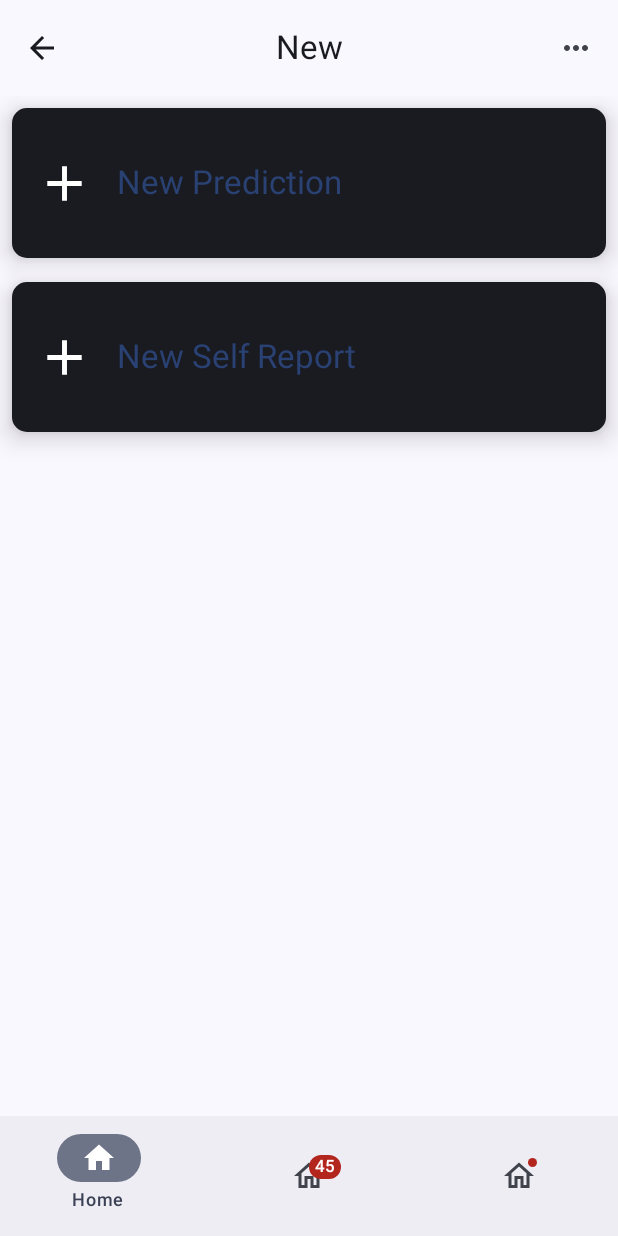
After one commit to SharonWendoh/SCDPredict, an Android app built with Jetpack Compose: the composable AddScreen shown on its own in the app's theme, on a phone screen of 412 x 824 dp. The commit adds this screen. Run offline under Robolectric (Android 15) with nearby library versions, the light colour scheme and no system bars.

Commit message:
Added AddScreen

```diff
--- a/app/build.gradle
+++ b/app/build.gradle
@@ -66,6 +66,9 @@ dependencies {
     debugImplementation 'androidx.compose.ui:ui-tooling'
     debugImplementation 'androidx.compose.ui:ui-test-manifest'
 
+    //viewModel
+    implementation "androidx.lifecycle:lifecycle-viewmodel-compose:2.6.2"
+
     //navigation
     implementation("androidx.navigation:navigation-compose:2.5.3")
 
--- a/app/src/main/java/com/example/scdpredict/Components/AppBars.kt
+++ b/app/src/main/java/com/example/scdpredict/Components/AppBars.kt
@@ -10,6 +10,7 @@ import androidx.compose.material.icons.filled.Home
 import androidx.compose.material.icons.outlined.Home
 import androidx.compose.material3.Badge
 import androidx.compose.material3.BadgedBox
+import androidx.compose.material3.CenterAlignedTopAppBar
 import androidx.compose.material3.ExperimentalMaterial3Api
 import androidx.compose.material3.Icon
 import androidx.compose.material3.IconButton
@@ -36,6 +37,8 @@ import androidx.navigation.NavController
 import com.example.scdpredict.R
 import com.example.scdpredict.dataClasses.BottomNavigationItems
 import com.example.scdpredict.ui.theme.SCDPredictTheme
+import androidx.lifecycle.viewmodel.compose.viewModel
+import com.example.scdpredict.viewmodels.BottomAppBarViewModel
 import com.google.android.material.bottomappbar.BottomAppBar
 
 @OptIn(ExperimentalMaterial3Api::class)
@@ -69,6 +72,37 @@ fun TopAppBar(
         scrollBehavior = scrollBehavior
         )
 }
+
+@OptIn(ExperimentalMaterial3Api::class)
+@Composable
+fun BackNavigateTopAppBar(
+    title : String
+){
+    CenterAlignedTopAppBar(
+        title = {
+            Text(text = title)
+        },
+        navigationIcon = {
+            IconButton(
+                onClick = {}) {
+                Icon(painter = painterResource(
+                    id = R.drawable.backarrow) ,
+                    contentDescription = "")
+            }
+        },
+        actions = {
+            IconButton(onClick = { /* do something */ }) {
+                Icon(
+                    painter = painterResource(
+                        id = R.drawable.more
+                    ),
+                    contentDescription = ""
+                )
+            }
+        }
+    )
+}
+
 @OptIn(ExperimentalMaterial3Api::class)
 @Composable
 fun BottomAppBar(
@@ -96,6 +130,7 @@ fun BottomAppBar(
         hasNews = true,
         )
     )
+    //val viewModel: BottomAppBarViewModel = rememberViewModel()
     var selectedItemIndex by rememberSaveable {
         mutableStateOf(0)
     }
@@ -141,6 +176,15 @@ fun BottomAppBarPreview(){
         )
     }
 }
+
+@Preview
+@Composable
+fun BackNavigateTopAppBarPreview(){
+    SCDPredictTheme {
+        BackNavigateTopAppBar(title = "New")
+    }
+}
+
 @OptIn(ExperimentalMaterial3Api::class)
 @Preview
 @Composable
--- a/app/src/main/java/com/example/scdpredict/Components/CardViews.kt
+++ b/app/src/main/java/com/example/scdpredict/Components/CardViews.kt
@@ -27,6 +27,50 @@ import androidx.compose.ui.unit.dp
 import com.example.scdpredict.R
 import com.example.scdpredict.ui.theme.SCDPredictTheme
 
+@Composable
+fun SimpleCardView(
+    icon: Painter,
+    text: String
+){
+    Card (
+        modifier = Modifier
+            .padding(8.dp)
+            .fillMaxWidth()
+            .height(100.dp),
+        shape = RoundedCornerShape(10.dp),
+        colors = CardDefaults.cardColors(
+            containerColor = MaterialTheme.colorScheme.onBackground
+        ),
+        elevation = CardDefaults.cardElevation(
+            defaultElevation = 10.dp,
+        ),
+        border = null
+    ){
+        Row (
+            modifier = Modifier
+                .clickable(onClick = {})
+                .fillMaxSize(),
+            verticalAlignment = Alignment.CenterVertically
+        ) {
+            Column {
+                Image(
+                    painter = icon,
+                    contentDescription = "" ,
+                    modifier = Modifier
+                        .size(70.dp)
+                        .padding(15.dp, 0.dp)
+                    // .align(Alignment.CenterHorizontally)
+                )
+            }
+            Column {
+                Row {
+                    TitleText(modifier = Modifier,
+                        text = text )
+                }
+            }
+        }
+    }
+}
 @Composable
 fun ScoreCardView(
     score: Int,
@@ -190,6 +234,16 @@ fun TrackerCardView(
         }
     }
 }
+
+@Preview
+@Composable
+fun SimpleCardViewPreview(){
+    SCDPredictTheme {
+        SimpleCardView(
+            painterResource(id = R.drawable.graph),
+            "New Prediction")
+    }
+}
 @Preview
 @Composable
 fun ScoreCardViewPreview(){
--- /dev/null
+++ b/app/src/main/java/com/example/scdpredict/screens/AddScreen.kt
@@ -0,0 +1,61 @@
+package com.example.scdpredict.screens
+
+import androidx.compose.foundation.layout.Arrangement
+import androidx.compose.foundation.layout.Column
+import androidx.compose.foundation.layout.fillMaxSize
+import androidx.compose.foundation.layout.padding
+import androidx.compose.material3.ExperimentalMaterial3Api
+import androidx.compose.material3.Scaffold
+import androidx.compose.material3.TopAppBarDefaults
+import androidx.compose.runtime.Composable
+import androidx.compose.ui.Modifier
+import androidx.compose.ui.input.nestedscroll.nestedScroll
+import androidx.compose.ui.res.painterResource
+import androidx.compose.ui.tooling.preview.Preview
+import androidx.compose.ui.unit.dp
+import com.example.scdpredict.Components.BackNavigateTopAppBar
+import com.example.scdpredict.Components.BottomAppBar
+import com.example.scdpredict.Components.SimpleCardView
+import com.example.scdpredict.Components.TopAppBar
+import com.example.scdpredict.R
+import com.example.scdpredict.ui.theme.SCDPredictTheme
+
+@OptIn(ExperimentalMaterial3Api::class)
+@Composable
+fun AddScreen(){
+    val scrollBehavior = TopAppBarDefaults.enterAlwaysScrollBehavior()
+    Scaffold (
+        modifier = Modifier
+            .fillMaxSize()
+            .nestedScroll(scrollBehavior.nestedScrollConnection),
+        topBar = { BackNavigateTopAppBar(title = "New")
+        },
+        bottomBar = { BottomAppBar(onNavigationItemClick = {}) } ,
+
+        ){
+            values ->
+        Column (
+            modifier = Modifier
+                .padding(values)
+                .fillMaxSize(),
+
+        ){
+            SimpleCardView(
+                painterResource(id = R.drawable.plus),
+                "New Prediction")
+
+            SimpleCardView(
+                painterResource(id = R.drawable.plus),
+                "New Self Report")
+        }
+    }
+
+}
+
+@Preview
+@Composable
+fun AddScreenPreview(){
+    SCDPredictTheme {
+        AddScreen()
+    }
+}
--- /dev/null
+++ b/app/src/main/res/drawable/backarrow.xml
@@ -0,0 +1,5 @@
+<vector android:autoMirrored="true" android:height="24dp"
+    android:tint="#FFFFFF" android:viewportHeight="24"
+    android:viewportWidth="24" android:width="24dp" xmlns:android="http://schemas.android.com/apk/res/android">
+    <path android:fillColor="@android:color/white" android:pathData="M20,11H7.83l5.59,-5.59L12,4l-8,8 8,8 1.41,-1.41L7.83,13H20v-2z"/>
+</vector>
--- /dev/null
+++ b/app/src/main/res/drawable/more.xml
@@ -0,0 +1,5 @@
+<vector android:height="24dp" android:tint="#FFFFFF"
+    android:viewportHeight="24" android:viewportWidth="24"
+    android:width="24dp" xmlns:android="http://schemas.android.com/apk/res/android">
+    <path android:fillColor="@android:color/white" android:pathData="M6,10c-1.1,0 -2,0.9 -2,2s0.9,2 2,2 2,-0.9 2,-2 -0.9,-2 -2,-2zM18,10c-1.1,0 -2,0.9 -2,2s0.9,2 2,2 2,-0.9 2,-2 -0.9,-2 -2,-2zM12,10c-1.1,0 -2,0.9 -2,2s0.9,2 2,2 2,-0.9 2,-2 -0.9,-2 -2,-2z"/>
+</vector>
```
Also changed, not shown: app/src/main/java/com/example/scdpredict/viewmodels/BottomAppBarViewModel.kt (added, +32 -0 lines).
